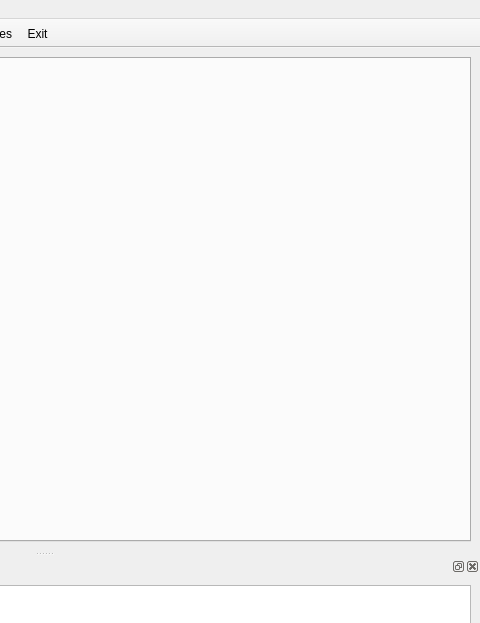
MonroeQuantumNetworks/IonControl, file ui/Experiment.ui: the form before one commit; both pictures show x 392 to 872 and y 0 to 623 of the 872 by 808 pixel window.
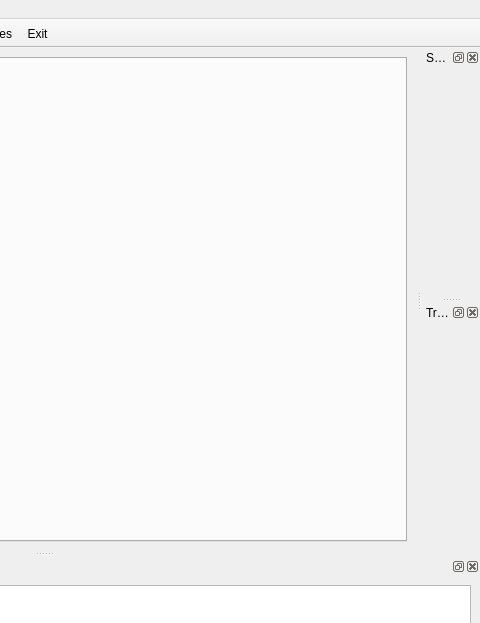
The form after the commit. Icons and pictures are not drawn.

Patch:
```diff
--- a/ui/Experiment.ui
+++ b/ui/Experiment.ui
@@ -106,6 +106,24 @@
     </layout>
    </widget>
   </widget>
+  <widget class="QDockWidget" name="shutterDockWidget">
+   <property name="windowTitle">
+    <string>Shutters</string>
+   </property>
+   <attribute name="dockWidgetArea">
+    <number>2</number>
+   </attribute>
+   <widget class="QWidget" name="dockWidgetContents_2"/>
+  </widget>
+  <widget class="QDockWidget" name="triggerDockWidget">
+   <property name="windowTitle">
+    <string>Triggers</string>
+   </property>
+   <attribute name="dockWidgetArea">
+    <number>2</number>
+   </attribute>
+   <widget class="QWidget" name="dockWidgetContents_3"/>
+  </widget>
   <action name="actionClear">
    <property name="icon">
     <iconset resource="Experiment.qrc">
```
